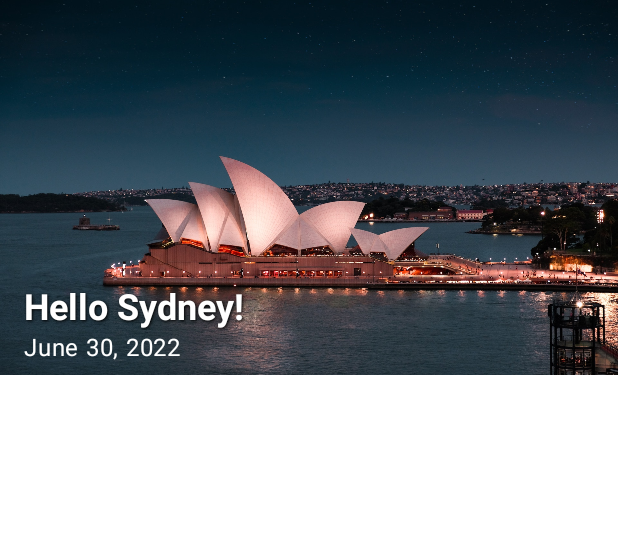
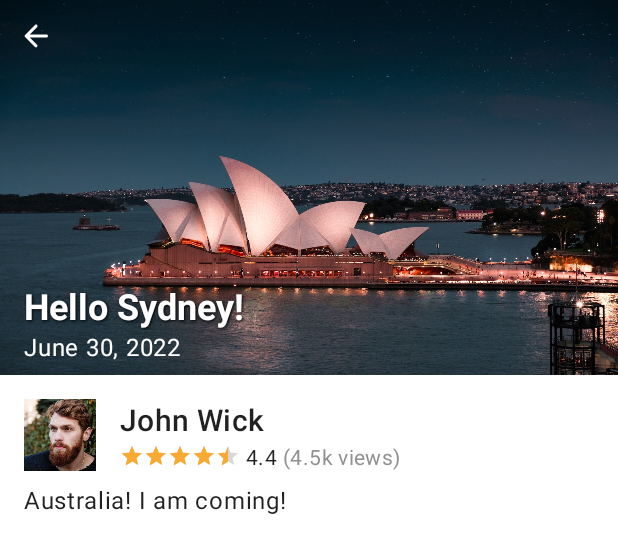
Before and after one commit to ranasaurav92/TravelBlog, an Android app: the layout activity_blog_details.xml on its own in the app's theme, with its tools: preview values and no code run, on a phone screen of 412 x 824 dp. Shown: the top 553 px of the screen. Run offline under Robolectric (Android 15) with nearby library versions, the phone set to English and light mode, and no system bars.

Commit message:
Detail Screen layout built

```diff
--- /dev/null
+++ b/app/src/main/res/drawable/ic_arrow_back_white_24dp.xml
@@ -0,0 +1,9 @@
+<vector xmlns:android="http://schemas.android.com/apk/res/android"
+    android:width="24dp"
+    android:height="24dp"
+    android:viewportWidth="24"
+    android:viewportHeight="24">
+  <path
+      android:pathData="M19,11H7.83l4.88,-4.88c0.39,-0.39 0.39,-1.03 0,-1.42 -0.39,-0.39 -1.02,-0.39 -1.41,0l-6.59,6.59c-0.39,0.39 -0.39,1.02 0,1.41l6.59,6.59c0.39,0.39 1.02,0.39 1.41,0 0.39,-0.39 0.39,-1.02 0,-1.41L7.83,13H19c0.55,0 1,-0.45 1,-1s-0.45,-1 -1,-1z"
+      android:fillColor="#FFFFFF"/>
+</vector>
--- a/app/src/main/res/layout/activity_blog_details.xml
+++ b/app/src/main/res/layout/activity_blog_details.xml
@@ -1,3 +1,4 @@
+<?xml version="1.0" encoding="utf-8"?>
 <androidx.constraintlayout.widget.ConstraintLayout
     xmlns:android="http://schemas.android.com/apk/res/android"
     xmlns:app="http://schemas.android.com/apk/res-auto"
@@ -50,4 +51,86 @@
         app:layout_constraintEnd_toEndOf="parent"
         app:layout_constraintStart_toStartOf="parent"/>
 
+    <ImageView
+        android:id="@+id/imageAvatar"
+        android:layout_width="48dp"
+        android:layout_height="48dp"
+        android:layout_marginStart="16dp"
+        android:layout_marginTop="16dp"
+        android:scaleType="centerCrop"
+        android:src="@drawable/avatar"
+        app:layout_constraintStart_toStartOf="parent"
+        app:layout_constraintTop_toBottomOf="@+id/imageMain"/>
+
+    <TextView
+        android:id="@+id/textAuthor"
+        style="@style/TextAppearance.MaterialComponents.Headline6"
+        android:layout_width="0dp"
+        android:layout_height="wrap_content"
+        android:layout_marginStart="16dp"
+        android:layout_marginEnd="16dp"
+        android:text="John Wick"
+        app:layout_constraintEnd_toEndOf="parent"
+        app:layout_constraintStart_toEndOf="@+id/imageAvatar"
+        app:layout_constraintTop_toTopOf="@id/imageAvatar" />
+
+    <RatingBar
+        android:id="@+id/ratingBar"
+        style="?android:attr/ratingBarStyleSmall"
+        android:layout_width="wrap_content"
+        android:layout_height="wrap_content"
+        android:layout_marginStart="16dp"
+        android:isIndicator="true"
+        android:numStars="5"
+        android:rating="4.3"
+        android:stepSize="0.1"
+        app:layout_constraintBottom_toBottomOf="@id/imageAvatar"
+        app:layout_constraintStart_toEndOf="@id/imageAvatar"
+        app:layout_constraintTop_toBottomOf="@id/textAuthor"/>
+
+    <TextView
+        android:id="@+id/textRating"
+        style="@style/TextAppearance.MaterialComponents.Body2"
+        android:layout_width="0dp"
+        android:layout_height="wrap_content"
+        android:layout_marginStart="4dp"
+        android:text="4.4"
+        app:layout_constraintBottom_toBottomOf="@id/ratingBar"
+        app:layout_constraintStart_toEndOf="@id/ratingBar"
+        app:layout_constraintTop_toTopOf="@id/ratingBar"/>
+
+    <TextView
+        android:id="@+id/textViews"
+        style="@style/TextAppearance.MaterialComponents.Body2"
+        android:layout_width="0dp"
+        android:layout_height="wrap_content"
+        android:layout_marginStart="4dp"
+        android:text="(4.5k views)"
+        android:textColor="@color/grey500"
+        app:layout_constraintBottom_toBottomOf="@id/ratingBar"
+        app:layout_constraintStart_toEndOf="@id/textRating"
+        app:layout_constraintTop_toTopOf="@id/ratingBar"/>
+
+    <TextView
+        android:id="@+id/textDescription"
+        style="@style/TextAppearance.MaterialComponents.Body1"
+        android:layout_width="0dp"
+        android:layout_height="wrap_content"
+        android:layout_marginLeft="16dp"
+        android:layout_marginTop="8dp"
+        android:layout_marginRight="16dp"
+        android:text="Australia! I am coming!"
+        app:layout_constraintEnd_toEndOf="parent"
+        app:layout_constraintStart_toStartOf="parent"
+        app:layout_constraintTop_toBottomOf="@id/imageAvatar"/>
+
+    <ImageView
+        android:id="@+id/imageBack"
+        android:layout_width="48dp"
+        android:layout_height="48dp"
+        android:scaleType="centerInside"
+        app:layout_constraintStart_toStartOf="parent"
+        app:layout_constraintTop_toTopOf="parent"
+        app:srcCompat = "@drawable/ic_arrow_back_white_24dp"/>
+
 </androidx.constraintlayout.widget.ConstraintLayout>
--- a/app/src/main/res/values/colors.xml
+++ b/app/src/main/res/values/colors.xml
@@ -10,4 +10,5 @@
     <color name="blue700">#21A8F5</color>
     <color name="blue800">#232F34</color>
     <color name="orange500">#F9AA33</color>
+    <color name="grey500">#919191</color>
 </resources>
```
